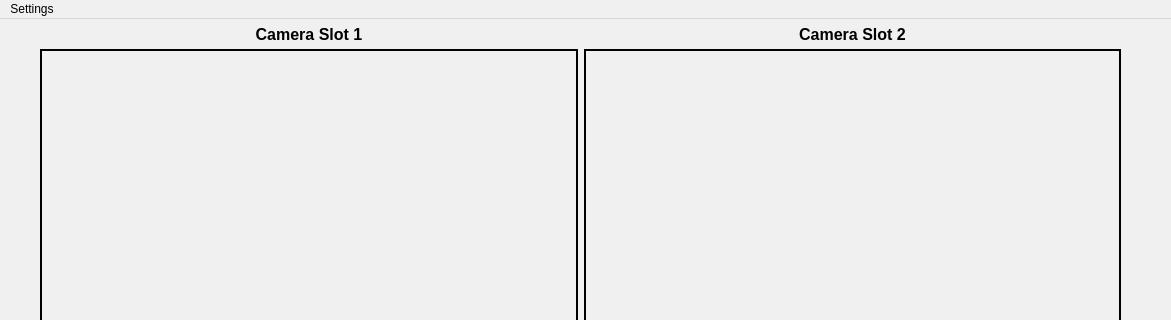
Old version of the form Application/source/View/mainwindow.ui in the repository xMihai01/Licenta; both pictures show x 0 to 1171 and y 0 to 320 of the 1171 by 663 pixel window.
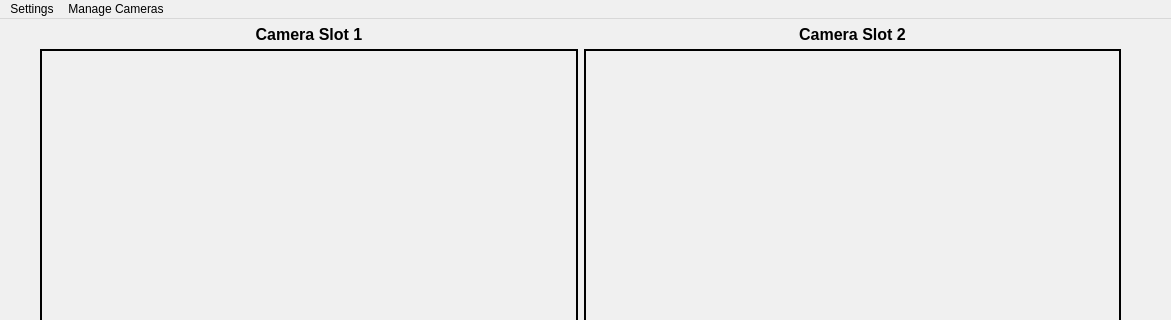
New version of the form.

Commit message: Added classes for Camera table and added camera management menu in interface

The edit to the form file:
```diff
--- a/Application/source/View/mainwindow.ui
+++ b/Application/source/View/mainwindow.ui
@@ -1022,7 +1022,17 @@
     <addaction name="changeVideoSourceAction"/>
     <addaction name="viewSpecificCameraAction"/>
    </widget>
+   <widget class="QMenu" name="manageCameraMenu">
+    <property name="title">
+     <string>Manage Cameras</string>
+    </property>
+    <addaction name="addCameraAction"/>
+    <addaction name="removeCameraAction"/>
+    <addaction name="updateCameraAction"/>
+    <addaction name="listCameraAction"/>
+   </widget>
    <addaction name="settingsMenu"/>
+   <addaction name="manageCameraMenu"/>
   </widget>
   <widget class="QStatusBar" name="statusbar"/>
   <action name="changeVideoSourceAction">
```
Left out of the diff: 20 changed lines with no effect on the pictures. The commit also changes 10 other files.
